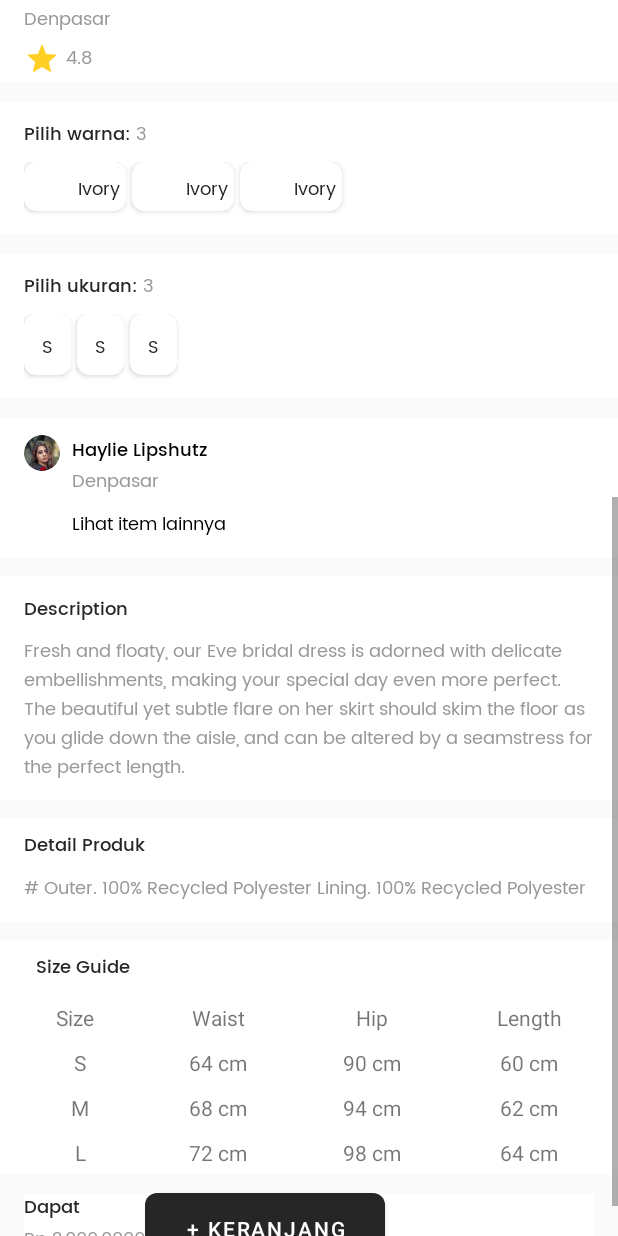
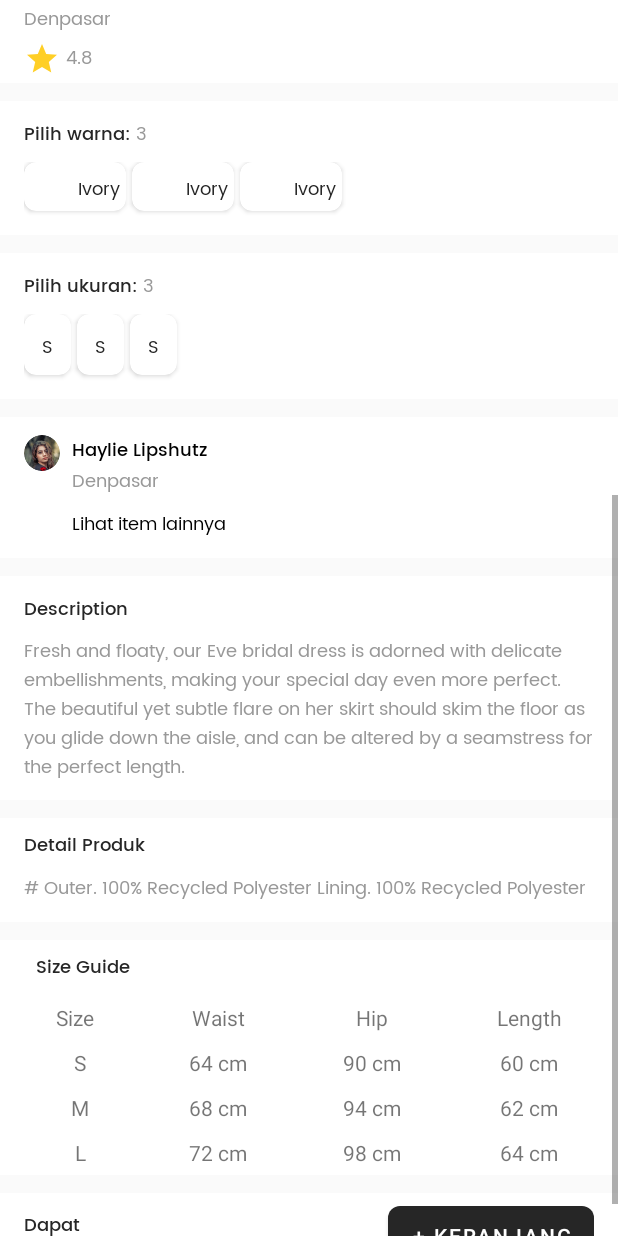
Before and after one commit to Ayam-Goreng-Enak/capfits-mobile, an Android app: the layout activity_detail_product.xml on its own in the app's theme, with its tools: preview values and no code run, scrolled down 576 dp, on a phone screen of 412 x 824 dp. Run offline under Robolectric (Android 15) with nearby library versions, the phone set to English and light mode, and no system bars.

Commit message:
fix button

```diff
--- a/app/src/main/res/layout/activity_detail_product.xml
+++ b/app/src/main/res/layout/activity_detail_product.xml
@@ -77,7 +77,6 @@
                     android:layout_height="wrap_content"
                     android:layout_marginStart="16dp"
                     android:layout_marginTop="4dp"
-
                     android:fontFamily="@font/poppins_medium"
                     android:text="Rp 10,000,000 Retail"
                     android:textColor="@color/black_font"
@@ -89,7 +88,6 @@
                     android:layout_height="wrap_content"
                     android:layout_marginStart="16dp"
                     android:layout_marginTop="4dp"
-
                     android:fontFamily="@font/poppins_regular"
                     android:text="@string/lokasi"
                     android:textColor="@color/gray_font"
@@ -109,7 +107,6 @@
                         android:layout_marginTop="4dp"
                         android:drawableStart="@drawable/ic_star"
                         android:drawablePadding="4dp"
-
                         android:fontFamily="@font/poppins_regular"
                         android:gravity="center_vertical"
                         android:text="4.8"
@@ -231,8 +228,6 @@
                         app:layout_constraintTop_toBottomOf="@+id/labelWarna"
                         tools:listitem="@layout/item_ukuran" />
                 </LinearLayout>
-
-                >
             </LinearLayout>
 
             <LinearLayout
@@ -292,7 +287,6 @@
                             android:layout_gravity="center"
                             android:fontFamily="@font/poppins_regular"
                             android:text="@string/lokasi"
-
                             android:textColor="@color/gray_font"
                             android:textSize="12sp" />
 
@@ -308,7 +302,6 @@
                     </LinearLayout>
                 </LinearLayout>
             </LinearLayout>
-
 
             <LinearLayout
                 android:id="@+id/sectionDescription"
@@ -357,8 +350,6 @@
                         android:text="@string/isi_desc"
                         android:textColor="@color/gray_font"
                         android:textSize="12sp" />
-
-
                 </LinearLayout>
             </LinearLayout>
 
@@ -369,7 +360,6 @@
                 android:layout_marginTop="12dp"
                 android:layout_marginBottom="12dp"
                 android:background="@color/white"
-
                 android:orientation="vertical"
                 app:layout_constraintLeft_toLeftOf="parent"
                 app:layout_constraintTop_toBottomOf="@+id/sectionDescription">
@@ -389,7 +379,6 @@
                     android:layout_height="match_parent"
                     android:layout_marginRight="16dp">
 
-
                     <TextView
                         android:id="@+id/detailproduct"
                         android:layout_width="wrap_content"
@@ -403,7 +392,6 @@
                         android:textColor="@color/gray_font"
                         android:textSize="12sp" />
                 </LinearLayout>
-
             </LinearLayout>
 
             <LinearLayout
@@ -420,11 +408,11 @@
                 app:layout_constraintTop_toBottomOf="@+id/sectionDetail">
 
                 <TextView
-                    android:layout_marginTop="8dp"
                     android:layout_width="match_parent"
                     android:layout_height="wrap_content"
                     android:layout_gravity="center"
                     android:layout_marginStart="16dp"
+                    android:layout_marginTop="8dp"
                     android:layout_marginBottom="8dp"
                     android:fontFamily="@font/poppins_medium"
                     android:text="@string/size_guide"
@@ -589,22 +577,14 @@
                             android:gravity="center"
                             android:text="@string/length_l" />
                     </TableRow>
-
-
                 </TableLayout>
-
-
             </LinearLayout>
 
             <LinearLayout
                 android:id="@+id/sectionBiaya"
                 android:layout_width="match_parent"
                 android:layout_height="wrap_content"
-                android:layout_gravity="bottom"
-                android:layout_marginLeft="16dp"
                 android:layout_marginTop="12dp"
-                android:layout_marginRight="16dp"
-                android:layout_marginBottom="16dp"
                 android:background="@color/white"
                 android:orientation="horizontal"
                 app:layout_constraintBottom_toBottomOf="parent"
@@ -620,7 +600,8 @@
                     <TextView
                         android:layout_width="match_parent"
                         android:layout_height="wrap_content"
-                    android:layout_gravity="center"
+                        android:layout_marginStart="16dp"
+                        android:layout_marginTop="12dp"
                         android:fontFamily="@font/poppins_medium"
                         android:text="@string/dapat_disewa"
                         android:textColor="@color/black_font"
@@ -629,37 +610,34 @@
                     <TextView
                         android:layout_width="wrap_content"
                         android:layout_height="wrap_content"
+                        android:layout_marginStart="16dp"
+                        android:layout_marginBottom="12dp"
                         android:fontFamily="@font/poppins_regular"
                         android:text="@string/harga"
                         android:textColor="@color/gray_font"
                         android:textSize="12sp" />
                 </LinearLayout>
 
-
                 <LinearLayout
                     android:layout_width="match_parent"
                     android:layout_height="wrap_content"
                     android:layout_marginEnd="16dp"
-                    android:layout_gravity="right"
-
-
+                    android:orientation="vertical"
+                    android:gravity="center"
+                    android:layout_gravity="center"
                     app:layout_constraintTop_toBottomOf="@id/sectionGuide">
 
                     <Button
-                        android:layout_width="160dp"
+                        android:layout_width="wrap_content"
                         android:layout_height="match_parent"
+                        android:layout_gravity="end"
+                        android:gravity="end"
                         android:background="@drawable/custom_button"
-                        android:text="@string/btn_keranjang">
-
-
-                    </Button>
+                        android:text="@string/btn_keranjang" />
                 </LinearLayout>
             </LinearLayout>
 
 
-
         </androidx.constraintlayout.widget.ConstraintLayout>
     </ScrollView>
-
-
 </androidx.constraintlayout.widget.ConstraintLayout>
```
Lines whose indentation alone changed are shown as unchanged.
